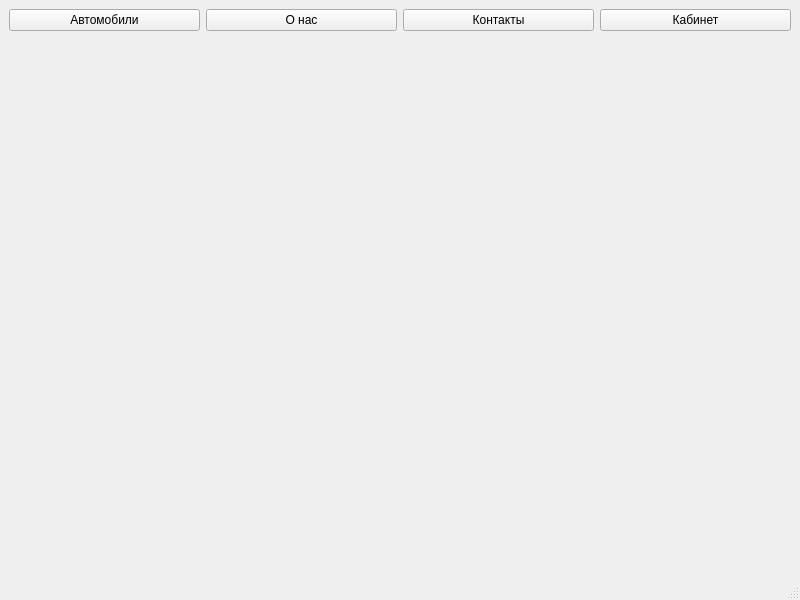
The window that ViewModels/MainApplicationViewModels/carrentalclientmainwindow.ui (SisAdminNsk/CarRentalClient) describes before a commit, drawn with Qt 5.
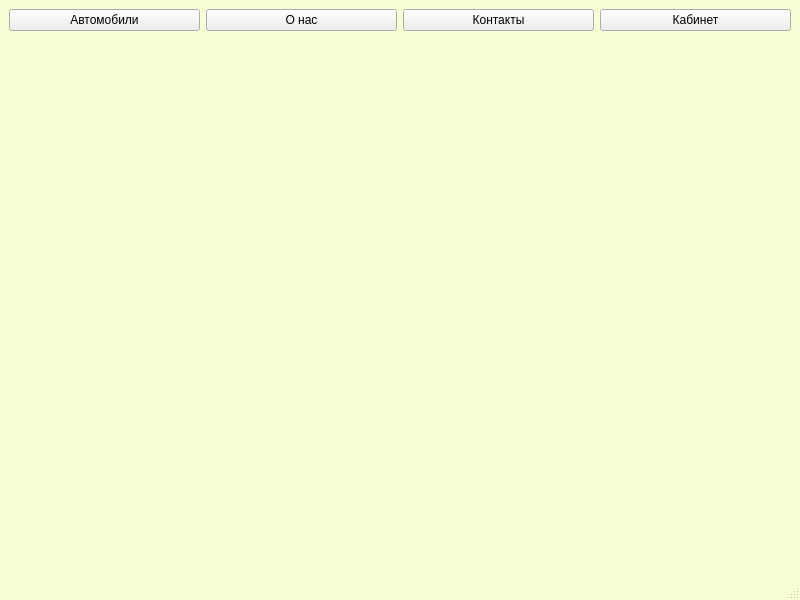
The same window after the commit.

The edit to the form file:
```diff
--- a/ViewModels/MainApplicationViewModels/carrentalclientmainwindow.ui
+++ b/ViewModels/MainApplicationViewModels/carrentalclientmainwindow.ui
@@ -13,6 +13,11 @@
   <property name="windowTitle">
    <string>MainWindow</string>
   </property>
+  <property name="styleSheet">
+   <string notr="true">QMainWindow {
+background-color: rgb(246, 255, 212);
+}</string>
+  </property>
   <widget class="QWidget" name="centralwidget">
    <layout class="QGridLayout" name="gridLayout">
     <item row="0" column="0">
```
